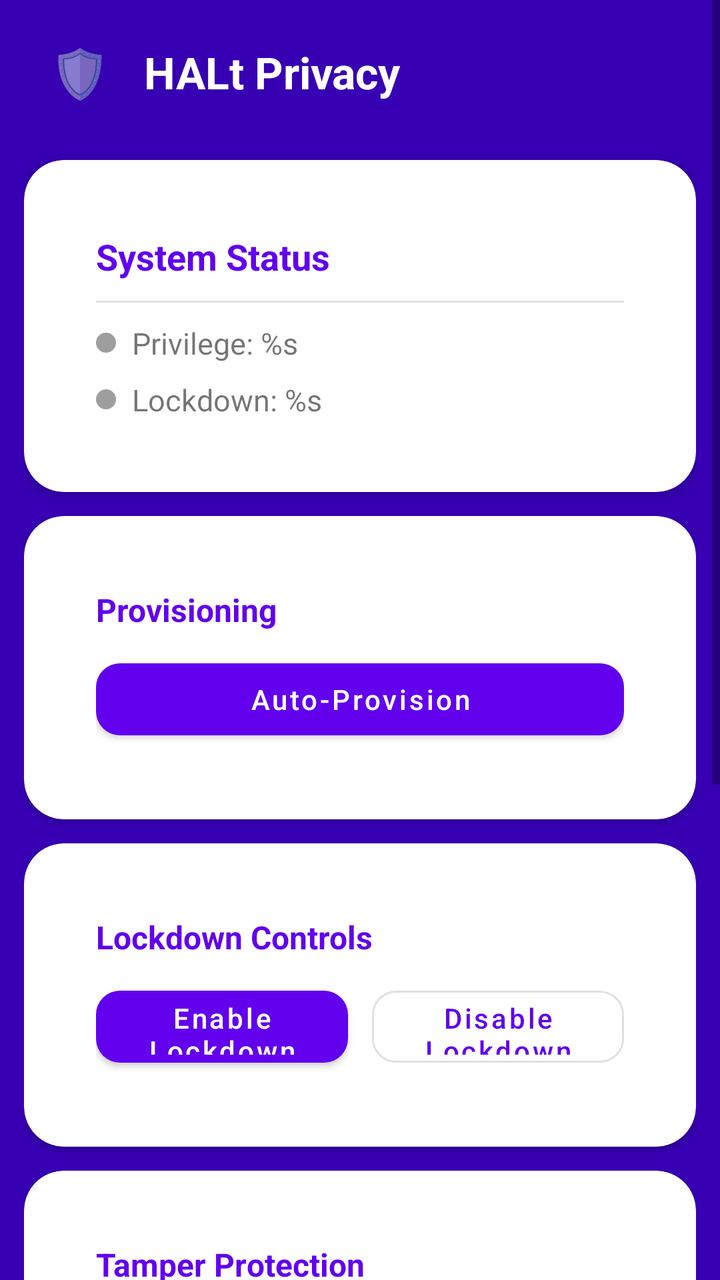
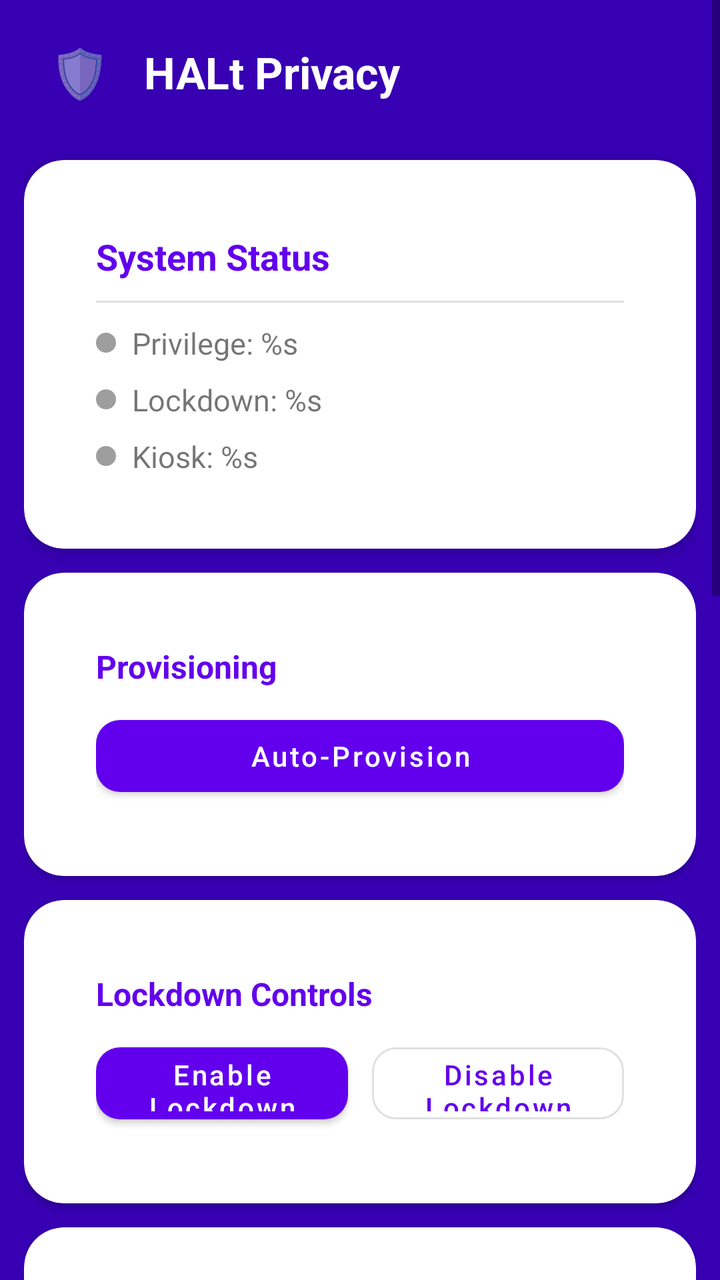

Compare the two renders of this Android layout. The source of the first and the diff that turns it into the second are given below.
<!-- AndroidManifest.xml: application theme Theme.HALtPrivacy -->
<!-- res/layout/activity_main.xml -->
<?xml version="1.0" encoding="utf-8"?>
<ScrollView xmlns:android="http://schemas.android.com/apk/res/android"
    xmlns:app="http://schemas.android.com/apk/res-auto"
    android:layout_width="match_parent"
    android:layout_height="match_parent"
    android:background="?attr/colorPrimaryVariant"
    android:fillViewport="true">

    <LinearLayout
        android:layout_width="match_parent"
        android:layout_height="wrap_content"
        android:orientation="vertical"
        android:padding="@dimen/card_margin"
        android:animateLayoutChanges="true">

        <LinearLayout
            android:layout_width="wrap_content"
            android:layout_height="wrap_content"
            android:orientation="horizontal"
            android:layout_marginStart="4dp"
            android:layout_marginBottom="@dimen/section_spacing"
            android:gravity="center_vertical">

            <TextView
                android:layout_width="48dp"
                android:layout_height="48dp"
                android:gravity="center"
                android:text="🛡️"
                android:textSize="24sp" />

            <LinearLayout
                android:layout_width="wrap_content"
                android:layout_height="wrap_content"
                android:orientation="vertical"
                android:layout_marginStart="8dp">

                <TextView
                    android:layout_width="wrap_content"
                    android:layout_height="wrap_content"
                    android:text="@string/app_name"
                    android:textColor="@color/white"
                    android:textSize="22sp"
                    android:textStyle="bold" />

            </LinearLayout>

        </LinearLayout>

        <com.google.android.material.card.MaterialCardView
            android:layout_width="match_parent"
            android:layout_height="wrap_content"
            android:layout_marginBottom="12dp"
            app:cardCornerRadius="@dimen/card_corner_radius"
            app:cardElevation="4dp">

            <LinearLayout
                android:layout_width="match_parent"
                android:layout_height="wrap_content"
                android:orientation="vertical"
                android:padding="@dimen/card_padding">

                <TextView
                    android:layout_width="wrap_content"
                    android:layout_height="wrap_content"
                    android:text="@string/system_status"
                    android:textSize="18sp"
                    android:textStyle="bold"
                    android:textColor="?attr/colorPrimary" />

                <View
                    android:layout_width="match_parent"
                    android:layout_height="1dp"
                    android:background="@color/divider"
                    android:layout_marginVertical="10dp" />

                <LinearLayout
                    android:layout_width="match_parent"
                    android:layout_height="wrap_content"
                    android:orientation="horizontal"
                    android:gravity="center_vertical">

                    <ImageView
                        android:id="@+id/status_privilege_dot"
                        android:layout_width="@dimen/status_dot_size"
                        android:layout_height="@dimen/status_dot_size"
                        android:src="@drawable/status_dot_inactive"
                        android:layout_marginEnd="8dp" />

                    <TextView
                        android:id="@+id/privilege_level"
                        android:layout_width="wrap_content"
                        android:layout_height="wrap_content"
                        android:text="@string/privilege_label"
                        android:textSize="15sp" />

                </LinearLayout>

                <LinearLayout
                    android:layout_width="match_parent"
                    android:layout_height="wrap_content"
                    android:orientation="horizontal"
                    android:gravity="center_vertical"
                    android:layout_marginTop="8dp">

                    <ImageView
                        android:id="@+id/status_lockdown_dot"
                        android:layout_width="@dimen/status_dot_size"
                        android:layout_height="@dimen/status_dot_size"
                        android:src="@drawable/status_dot_inactive"
                        android:layout_marginEnd="8dp" />

                    <TextView
                        android:id="@+id/lockdown_status"
                        android:layout_width="wrap_content"
                        android:layout_height="wrap_content"
                        android:text="@string/lockdown_label"
                        android:textSize="15sp" />

                </LinearLayout>

            </LinearLayout>

        </com.google.android.material.card.MaterialCardView>

        <com.google.android.material.card.MaterialCardView
            android:layout_width="match_parent"
            android:layout_height="wrap_content"
            android:layout_marginBottom="12dp"
            app:cardCornerRadius="@dimen/card_corner_radius"
            app:cardElevation="2dp">

            <LinearLayout
                android:layout_width="match_parent"
                android:layout_height="wrap_content"
                android:orientation="vertical"
                android:padding="@dimen/card_padding">

                <TextView
                    android:layout_width="wrap_content"
                    android:layout_height="wrap_content"
                    android:text="Provisioning"
                    android:textSize="16sp"
                    android:textStyle="bold"
                    android:textColor="?attr/colorPrimary" />

                <com.google.android.material.button.MaterialButton
                    android:id="@+id/btn_provision"
                    android:layout_width="match_parent"
                    android:layout_height="48dp"
                    android:layout_marginTop="10dp"
                    android:text="@string/btn_provision"
                    app:cornerRadius="@dimen/button_corner_radius"
                    android:textAllCaps="false" />

            </LinearLayout>

        </com.google.android.material.card.MaterialCardView>

        <com.google.android.material.card.MaterialCardView
            android:layout_width="match_parent"
            android:layout_height="wrap_content"
            android:layout_marginBottom="12dp"
            app:cardCornerRadius="@dimen/card_corner_radius"
            app:cardElevation="2dp">

            <LinearLayout
                android:layout_width="match_parent"
                android:layout_height="wrap_content"
                android:orientation="vertical"
                android:padding="@dimen/card_padding">

                <TextView
                    android:layout_width="wrap_content"
                    android:layout_height="wrap_content"
                    android:text="Lockdown Controls"
                    android:textSize="16sp"
                    android:textStyle="bold"
                    android:textColor="?attr/colorPrimary" />

                <LinearLayout
                    android:layout_width="match_parent"
                    android:layout_height="wrap_content"
                    android:orientation="horizontal"
                    android:layout_marginTop="10dp"
                    android:weightSum="2">

                    <com.google.android.material.button.MaterialButton
                        android:id="@+id/btn_enable"
                        android:layout_width="0dp"
                        android:layout_height="48dp"
                        android:layout_weight="1"
                        android:layout_marginEnd="6dp"
                        android:text="@string/btn_enable"
                        app:cornerRadius="@dimen/button_corner_radius"
                        android:textAllCaps="false" />

                    <com.google.android.material.button.MaterialButton
                        android:id="@+id/btn_disable"
                        android:layout_width="0dp"
                        android:layout_height="48dp"
                        android:layout_weight="1"
                        android:layout_marginStart="6dp"
                        style="@style/Widget.MaterialComponents.Button.OutlinedButton"
                        app:cornerRadius="@dimen/button_corner_radius"
                        android:text="@string/btn_disable"
                        android:textAllCaps="false" />

                </LinearLayout>

            </LinearLayout>

        </com.google.android.material.card.MaterialCardView>

        <com.google.android.material.card.MaterialCardView
            android:layout_width="match_parent"
            android:layout_height="wrap_content"
            android:layout_marginBottom="12dp"
            app:cardCornerRadius="@dimen/card_corner_radius"
            app:cardElevation="2dp">

            <LinearLayout
                android:layout_width="match_parent"
                android:layout_height="wrap_content"
                android:orientation="vertical"
                android:padding="@dimen/card_padding">

                <TextView
                    android:layout_width="wrap_content"
                    android:layout_height="wrap_content"
                    android:text="Tamper Protection"
                    android:textSize="16sp"
                    android:textStyle="bold"
                    android:textColor="?attr/colorPrimary" />

                <LinearLayout
                    android:layout_width="match_parent"
                    android:layout_height="wrap_content"
                    android:orientation="horizontal"
                    android:layout_marginTop="10dp"
                    android:weightSum="2">

                    <com.google.android.material.button.MaterialButton
                        android:id="@+id/btn_tamper_on"
                        android:layout_width="0dp"
                        android:layout_height="48dp"
                        android:layout_weight="1"
                        android:layout_marginEnd="6dp"
                        android:text="@string/btn_tamper_on"
                        app:cornerRadius="@dimen/button_corner_radius"
                        android:textAllCaps="false" />

                    <com.google.android.material.button.MaterialButton
                        android:id="@+id/btn_tamper_off"
                        android:layout_width="0dp"
                        android:layout_height="48dp"
                        android:layout_weight="1"
                        android:layout_marginStart="6dp"
                        style="@style/Widget.MaterialComponents.Button.OutlinedButton"
                        app:cornerRadius="@dimen/button_corner_radius"
                        android:text="@string/btn_tamper_off"
                        android:textAllCaps="false" />

                </LinearLayout>

            </LinearLayout>

        </com.google.android.material.card.MaterialCardView>

        <com.google.android.material.card.MaterialCardView
            android:layout_width="match_parent"
            android:layout_height="wrap_content"
            android:layout_marginBottom="12dp"
            app:cardCornerRadius="@dimen/card_corner_radius"
            app:cardElevation="2dp">

            <LinearLayout
                android:layout_width="match_parent"
                android:layout_height="wrap_content"
                android:orientation="vertical"
                android:padding="@dimen/card_padding">

                <TextView
                    android:layout_width="wrap_content"
                    android:layout_height="wrap_content"
                    android:text="Event Log"
                    android:textSize="16sp"
                    android:textStyle="bold"
                    android:textColor="?attr/colorPrimary" />

                <View
                    android:layout_width="match_parent"
                    android:layout_height="1dp"
                    android:background="@color/divider"
                    android:layout_marginVertical="8dp" />

                <TextView
                    android:id="@+id/message_log"
                    android:layout_width="match_parent"
                    android:layout_height="160dp"
                    android:background="#F5F5F5"
                    android:padding="10dp"
                    android:text="@string/logs_placeholder"
                    android:textSize="13sp"
                    android:fontFamily="monospace"
                    android:scrollbars="vertical" />

            </LinearLayout>

        </com.google.android.material.card.MaterialCardView>

    </LinearLayout>

</ScrollView>
<!-- resources referenced by this layout -->
<resources>
  <color name="divider">#1F000000</color>
  <color name="white">#FFFFFFFF</color>
  <dimen name="button_corner_radius">12dp</dimen>
  <dimen name="card_corner_radius">20dp</dimen>
  <dimen name="card_margin">12dp</dimen>
  <dimen name="card_padding">18dp</dimen>
  <dimen name="section_spacing">20dp</dimen>
  <dimen name="status_dot_size">10dp</dimen>
  <!-- drawable status_dot_inactive (drawable) -->
  <?xml version="1.0" encoding="utf-8"?>
  <shape xmlns:android="http://schemas.android.com/apk/res/android" android:shape="oval">
      <solid android:color="#9E9E9E" />
      <size android:width="10dp" android:height="10dp" />
  </shape>
  <string name="app_name">HALt Privacy</string>
  <string name="btn_disable">Disable Lockdown</string>
  <string name="btn_enable">Enable Lockdown</string>
  <string name="btn_provision">Auto-Provision</string>
  <string name="btn_tamper_off">Disable Tamper Proofing</string>
  <string name="btn_tamper_on">Enable Tamper Proofing</string>
  <string name="lockdown_label">Lockdown: %s</string>
  <string name="logs_placeholder">Logs will appear here...</string>
  <string name="privilege_label">Privilege: %s</string>
  <string name="system_status">System Status</string>
  <style name="Theme.HALtPrivacy" parent="Theme.MaterialComponents.DayNight.DarkActionBar">
          <item name="colorPrimary">@color/purple_500</item>
          <item name="colorPrimaryVariant">@color/purple_700</item>
          <item name="colorOnPrimary">@color/white</item>
          <item name="colorSecondary">@color/teal_200</item>
          <item name="colorSecondaryVariant">@color/teal_700</item>
          <item name="colorOnSecondary">@color/black</item>
  
          <item name="android:statusBarColor">?attr/colorPrimaryVariant</item>
  
          <item name="materialCardViewStyle">@style/Widget.HALtPrivacy.Card</item>
      </style>
  <color name="purple_500">#FF6200EE</color>
  <color name="purple_700">#FF3700B3</color>
  <color name="teal_200">#FF03DAC5</color>
  <color name="teal_700">#FF018786</color>
  <color name="black">#FF000000</color>
  <style name="Widget.HALtPrivacy.Card" parent="Widget.MaterialComponents.CardView">
          <item name="cardCornerRadius">@dimen/card_corner_radius</item>
          <item name="cardElevation">3dp</item>
          <item name="cardBackgroundColor">@color/card_light</item>
          <item name="strokeWidth">0dp</item>
          <item name="contentPadding">@dimen/card_padding</item>
      </style>
  <color name="card_light">#FFFFFFFF</color>
</resources>

<!-- the commit's change to res/layout/activity_main.xml (unified diff, before → after) -->
@@ -118,6 +118,29 @@
 
                 </LinearLayout>
 
+                <LinearLayout
+                    android:layout_width="match_parent"
+                    android:layout_height="wrap_content"
+                    android:orientation="horizontal"
+                    android:gravity="center_vertical"
+                    android:layout_marginTop="8dp">
+
+                    <ImageView
+                        android:id="@+id/status_kiosk_dot"
+                        android:layout_width="@dimen/status_dot_size"
+                        android:layout_height="@dimen/status_dot_size"
+                        android:src="@drawable/status_dot_inactive"
+                        android:layout_marginEnd="8dp" />
+
+                    <TextView
+                        android:id="@+id/kiosk_status"
+                        android:layout_width="wrap_content"
+                        android:layout_height="wrap_content"
+                        android:text="@string/kiosk_label"
+                        android:textSize="15sp" />
+
+                </LinearLayout>
+
             </LinearLayout>
 
         </com.google.android.material.card.MaterialCardView>
@@ -227,8 +250,138 @@
                 <TextView
                     android:layout_width="wrap_content"
                     android:layout_height="wrap_content"
-                    android:text="Tamper Protection"
+                    android:text="Kiosk Mode"
                     android:textSize="16sp"
+                    android:textStyle="bold"
+                    android:textColor="?attr/colorPrimary" />
+
+                <TextView
+                    android:layout_width="wrap_content"
+                    android:layout_height="wrap_content"
+                    android:layout_marginTop="12dp"
+                    android:text="@string/kiosk_allowlist_label"
+                    android:textSize="14sp"
+                    android:textStyle="bold" />
+
+                <LinearLayout
+                    android:layout_width="match_parent"
+                    android:layout_height="wrap_content"
+                    android:orientation="horizontal"
+                    android:layout_marginTop="6dp"
+                    android:gravity="center_vertical">
+
+                    <EditText
+                        android:id="@+id/kiosk_package_input"
+                        android:layout_width="0dp"
+                        android:layout_height="wrap_content"
+                        android:layout_weight="1"
+                        android:layout_marginEnd="6dp"
+                        android:hint="@string/kiosk_package_hint"
+                        android:inputType="textUri"
+                        android:imeOptions="actionDone"
+                        android:maxLines="1"
+                        android:textSize="14sp" />
+
+                    <com.google.android.material.button.MaterialButton
+                        android:id="@+id/btn_add_package"
+                        android:layout_width="wrap_content"
+                        android:layout_height="48dp"
+                        style="@style/Widget.MaterialComponents.Button.OutlinedButton"
+                        app:cornerRadius="@dimen/button_corner_radius"
+                        android:text="@string/btn_add_package"
+                        android:textAllCaps="false" />
+
+                </LinearLayout>
+
+                <TextView
+                    android:id="@+id/kiosk_allowlist_empty"
+                    android:layout_width="wrap_content"
+                    android:layout_height="wrap_content"
+                    android:layout_marginTop="8dp"
+                    android:text="@string/kiosk_allowlist_empty"
+                    android:textSize="13sp" />
+
+                <com.google.android.material.chip.ChipGroup
+                    android:id="@+id/kiosk_package_chips"
+                    android:layout_width="match_parent"
+                    android:layout_height="wrap_content"
+                    android:layout_marginTop="6dp"
+                    app:chipSpacingVertical="4dp" />
+
+                <TextView
+                    android:layout_width="wrap_content"
+                    android:layout_height="wrap_content"
+                    android:layout_marginTop="14dp"
+                    android:text="@string/timed_lockout_label"
+                    android:textSize="14sp"
+                    android:textStyle="bold" />
+
+                <TextView
+                    android:layout_width="wrap_content"
+                    android:layout_height="wrap_content"
+                    android:text="@string/timed_lockout_hint"
+                    android:textSize="12sp" />
+
+                <com.google.android.material.button.MaterialButtonToggleGroup
+                    android:id="@+id/duration_toggle_group"
+                    android:layout_width="match_parent"
+                    android:layout_height="wrap_content"
+                    android:layout_marginTop="6dp"
+                    app:selectionRequired="true"
+                    app:singleSelection="true">
+
+                    <com.google.android.material.button.MaterialButton
+                        android:id="@+id/btn_duration_15m"
+                        android:layout_width="0dp"
+                        android:layout_height="48dp"
+                        android:layout_weight="1"
+                        android:layout_marginEnd="4dp"
+                        style="@style/Widget.MaterialComponents.Button.OutlinedButton"
+                        app:cornerRadius="@dimen/button_corner_radius"
+                        android:text="@string/duration_15m"
+                        android:textAllCaps="false" />
+
+                    <com.google.android.material.button.MaterialButton
+                        android:id="@+id/btn_duration_30m"
+                        android:layout_width="0dp"
+                        android:layout_height="48dp"
+                        android:layout_weight="1"
+                        android:layout_marginStart="4dp"
+                        android:layout_marginEnd="4dp"
+                        style="@style/Widget.MaterialComponents.Button.OutlinedButton"
+                        app:cornerRadius="@dimen/button_corner_radius"
+                        android:text="@string/duration_30m"
+                        android:textAllCaps="false" />
+
+                    <com.google.android.material.button.MaterialButton
+                        android:id="@+id/btn_duration_1h"
+                        android:layout_width="0dp"
+                        android:layout_height="48dp"
+                        android:layout_weight="1"
+                        android:layout_marginStart="4dp"
+                        style="@style/Widget.MaterialComponents.Button.OutlinedButton"
+                        app:cornerRadius="@dimen/button_corner_radius"
+                        android:text="@string/duration_1h"
+                        android:textAllCaps="false" />
+
+                </com.google.android.material.button.MaterialButtonToggleGroup>
+
+                <com.google.android.material.button.MaterialButton
+                    android:id="@+id/btn_start_timed_lockout"
+                    android:layout_width="match_parent"
+                    android:layout_height="48dp"
+                    android:layout_marginTop="8dp"
+                    app:cornerRadius="@dimen/button_corner_radius"
+                    android:text="@string/btn_start_timed_lockout"
+                    android:textAllCaps="false" />
+
+                <TextView
+                    android:id="@+id/timed_lockout_countdown"
+                    android:layout_width="wrap_content"
+                    android:layout_height="wrap_content"
+                    android:layout_marginTop="8dp"
+                    android:text="@string/timed_lockout_idle"
+                    android:textSize="14sp"
                     android:textStyle="bold"
                     android:textColor="?attr/colorPrimary" />
 
<!-- resource entries referenced after the edit -->
@@ -11,19 +11,31 @@
   <!-- drawable status_dot_inactive (drawable) -->
   <?xml version="1.0" encoding="utf-8"?>
   <shape xmlns:android="http://schemas.android.com/apk/res/android" android:shape="oval">
-      <solid android:color="#9E9E9E" />
+      <solid android:color="@color/status_gray" />
       <size android:width="10dp" android:height="10dp" />
   </shape>
   <string name="app_name">HALt Privacy</string>
+  <string name="btn_add_package">Add</string>
   <string name="btn_disable">Disable Lockdown</string>
   <string name="btn_enable">Enable Lockdown</string>
   <string name="btn_provision">Auto-Provision</string>
-  <string name="btn_tamper_off">Disable Tamper Proofing</string>
-  <string name="btn_tamper_on">Enable Tamper Proofing</string>
+  <string name="btn_start_timed_lockout">Start Timed Kiosk</string>
+  <string name="btn_tamper_off">Disable Kiosk Mode</string>
+  <string name="btn_tamper_on">Enable Kiosk Mode</string>
+  <string name="duration_15m">15m</string>
+  <string name="duration_1h">1h</string>
+  <string name="duration_30m">30m</string>
+  <string name="kiosk_allowlist_empty">No secondary apps allowlisted yet.</string>
+  <string name="kiosk_allowlist_label">Apps allowed in kiosk mode</string>
+  <string name="kiosk_label">Kiosk: %s</string>
+  <string name="kiosk_package_hint">com.android.chrome</string>
   <string name="lockdown_label">Lockdown: %s</string>
   <string name="logs_placeholder">Logs will appear here...</string>
   <string name="privilege_label">Privilege: %s</string>
   <string name="system_status">System Status</string>
+  <string name="timed_lockout_hint">Policy cannot be disabled until the timer expires.</string>
+  <string name="timed_lockout_idle">No timed lockout running.</string>
+  <string name="timed_lockout_label">Timed lockout</string>
   <style name="Theme.HALtPrivacy" parent="Theme.MaterialComponents.DayNight.DarkActionBar">
           <item name="colorPrimary">@color/purple_500</item>
           <item name="colorPrimaryVariant">@color/purple_700</item>
@@ -36,6 +48,7 @@
   
           <item name="materialCardViewStyle">@style/Widget.HALtPrivacy.Card</item>
       </style>
+  <color name="status_gray">#FF9E9E9E</color>
   <color name="purple_500">#FF6200EE</color>
   <color name="purple_700">#FF3700B3</color>
   <color name="teal_200">#FF03DAC5</color>
